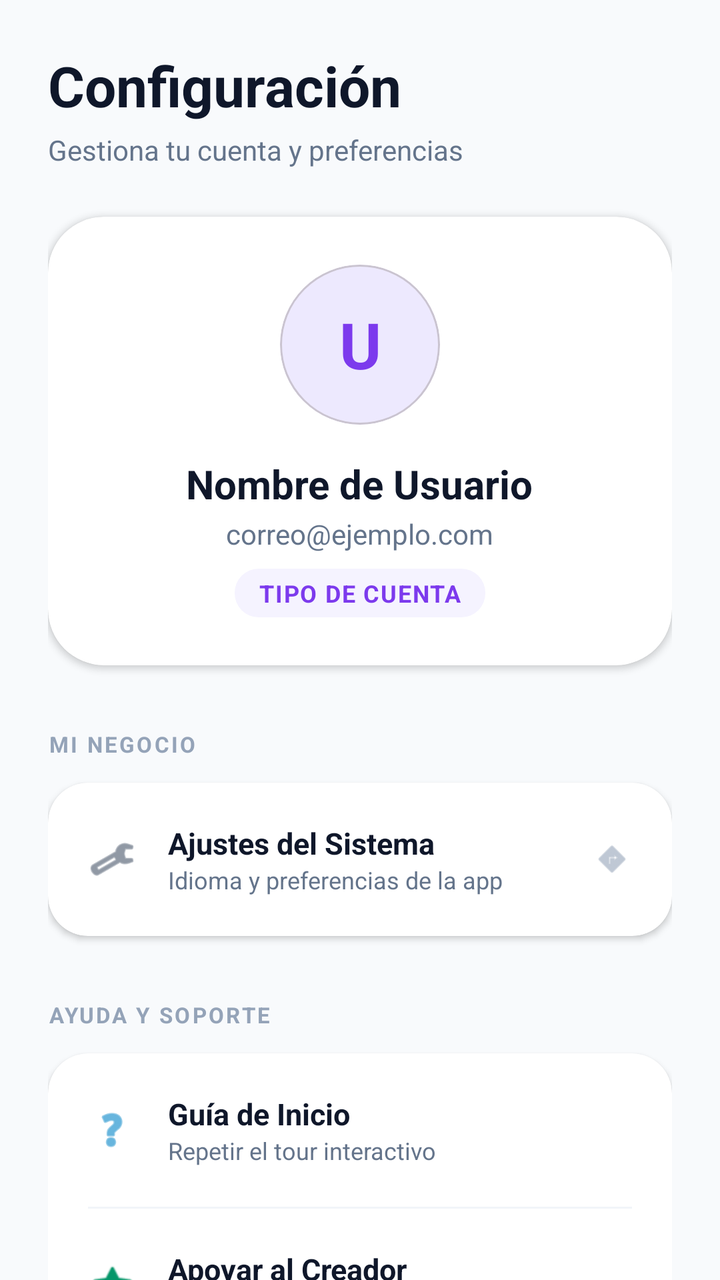
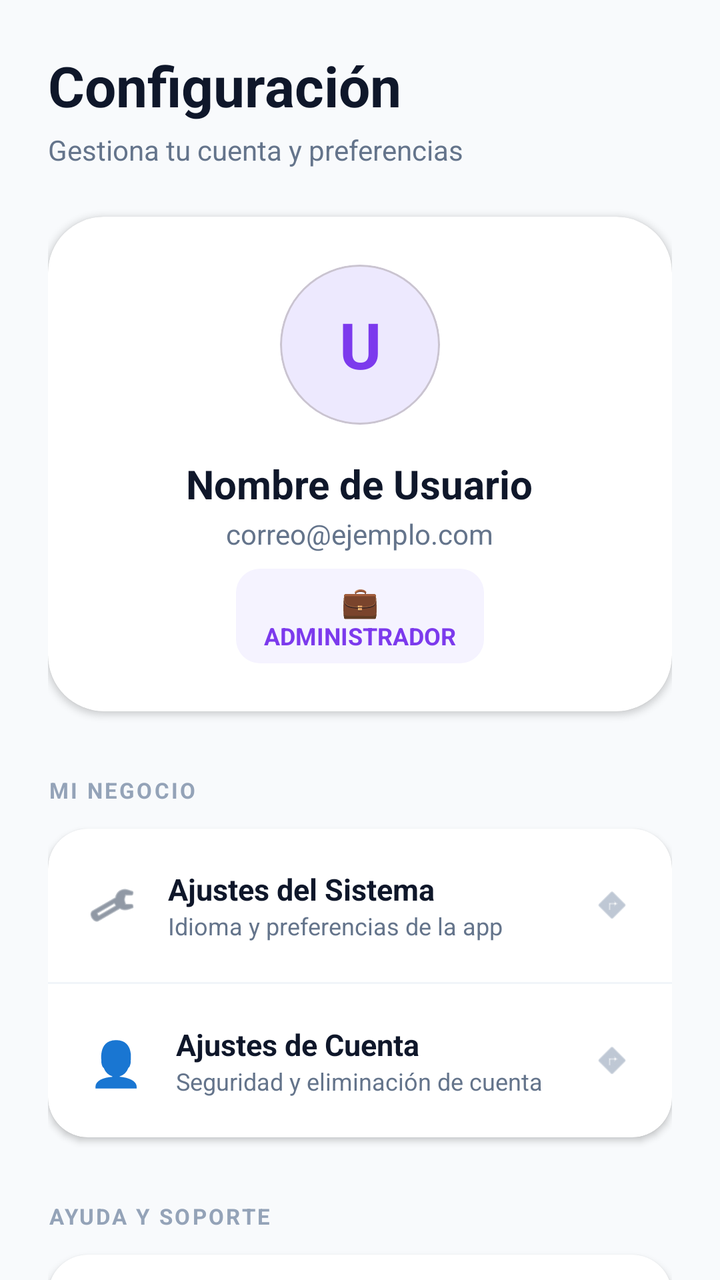

An Android layout rendered at two revisions. The XML below is the earlier revision; the diff shows what the commit changed to produce the second picture.
<!-- AndroidManifest.xml: application theme Theme.Gomezmart -->
<!-- res/layout/fragment_settings.xml -->
<?xml version="1.0" encoding="utf-8"?>
<androidx.core.widget.NestedScrollView xmlns:android="http://schemas.android.com/apk/res/android"
    xmlns:app="http://schemas.android.com/apk/res-auto"
    xmlns:tools="http://schemas.android.com/tools"
    android:layout_width="match_parent"
    android:layout_height="match_parent"
    android:background="?attr/colorSurface"
    android:fillViewport="true">

    <LinearLayout
        android:id="@+id/layoutSettingsContent"
        android:layout_width="match_parent"
        android:layout_height="wrap_content"
        android:orientation="vertical"
        android:padding="24dp">

        
        <TextView
            android:layout_width="wrap_content"
            android:layout_height="wrap_content"
            android:text="Configuración"
            android:textSize="28sp"
            android:textStyle="bold"
            android:textColor="?attr/colorOnSurface"
            android:layout_marginBottom="4dp" />

        <TextView
            android:layout_width="wrap_content"
            android:layout_height="wrap_content"
            android:text="Gestiona tu cuenta y preferencias"
            android:textSize="14sp"
            android:textColor="?attr/colorOnSurfaceVariant"
            android:layout_marginBottom="24dp" />

        
        <com.google.android.material.card.MaterialCardView
            android:layout_width="match_parent"
            android:layout_height="wrap_content"
            android:layout_marginBottom="32dp"
            app:cardCornerRadius="28dp"
            app:cardElevation="2dp"
            app:cardBackgroundColor="?attr/colorSurfaceContainer"
            app:strokeWidth="0dp">

            <LinearLayout
                android:layout_width="match_parent"
                android:layout_height="wrap_content"
                android:orientation="vertical"
                android:padding="24dp"
                android:gravity="center">

                <com.google.android.material.card.MaterialCardView
                    android:id="@+id/cardProfileImageSettings"
                    android:layout_width="80dp"
                    android:layout_height="80dp"
                    app:cardCornerRadius="40dp"
                    app:cardElevation="0dp"
                    app:cardBackgroundColor="@color/purple_100">
                    <FrameLayout
                        android:layout_width="match_parent"
                        android:layout_height="match_parent">
                        <TextView
                            android:id="@+id/tvProfileInitialSettings"
                            android:layout_width="match_parent"
                            android:layout_height="match_parent"
                            android:text="U"
                            android:gravity="center"
                            android:textSize="32sp"
                            android:textStyle="bold"
                            android:textColor="@color/purple_600" />
                        <ImageView
                            android:id="@+id/ivProfileImageSettings"
                            android:layout_width="match_parent"
                            android:layout_height="match_parent"
                            android:scaleType="centerCrop"
                            android:visibility="gone" />
                    </FrameLayout>
                </com.google.android.material.card.MaterialCardView>

                <TextView
                    android:id="@+id/tvUserNameSettings"
                    android:layout_width="wrap_content"
                    android:layout_height="wrap_content"
                    android:layout_marginTop="16dp"
                    android:text="Nombre de Usuario"
                    android:textSize="20sp"
                    android:textStyle="bold"
                    android:textColor="@color/slate_900" />

                <TextView
                    android:id="@+id/tvUserEmailSettings"
                    android:layout_width="wrap_content"
                    android:layout_height="wrap_content"
                    android:layout_marginTop="2dp"
                    android:text="correo@ejemplo.com"
                    android:textColor="@color/slate_500"
                    android:textSize="14sp" />

                <TextView
                    android:id="@+id/tvUserAccountTypeSettings"
                    android:layout_width="wrap_content"
                    android:layout_height="wrap_content"
                    android:layout_marginTop="8dp"
                    android:text="TIPO DE CUENTA"
                    android:textColor="@color/purple_600"
                    android:textSize="12sp"
                    android:textStyle="bold"
                    android:letterSpacing="0.05"
                    android:paddingHorizontal="12dp"
                    android:paddingVertical="4dp"
                    android:background="@drawable/bg_pill_purple_light" />

            </LinearLayout>
        </com.google.android.material.card.MaterialCardView>

        
        <TextView
            android:layout_width="wrap_content"
            android:layout_height="wrap_content"
            android:text="MI NEGOCIO"
            android:textSize="11sp"
            android:textStyle="bold"
            android:textColor="@color/slate_400"
            android:layout_marginBottom="12dp"
            android:letterSpacing="0.1" />

        <com.google.android.material.card.MaterialCardView
            android:layout_width="match_parent"
            android:layout_height="wrap_content"
            android:layout_marginBottom="32dp"
            app:cardCornerRadius="20dp"
            app:cardElevation="2dp"
            app:cardBackgroundColor="?attr/colorSurfaceContainer"
            app:strokeWidth="0dp">

            <LinearLayout
                android:layout_width="match_parent"
                android:layout_height="wrap_content"
                android:orientation="vertical">

                
                <LinearLayout
                    android:id="@+id/cardSystemSettings"
                    android:layout_width="match_parent"
                    android:layout_height="wrap_content"
                    android:orientation="horizontal"
                    android:padding="20dp"
                    android:gravity="center_vertical"
                    android:clickable="true"
                    android:focusable="true"
                    android:background="?attr/selectableItemBackground">

                    <ImageView
                        android:layout_width="24dp"
                        android:layout_height="24dp"
                        android:src="@android:drawable/ic_menu_preferences"
                        app:tint="@color/slate_600" />

                    <LinearLayout
                        android:layout_width="0dp"
                        android:layout_height="wrap_content"
                        android:layout_weight="1"
                        android:orientation="vertical"
                        android:layout_marginStart="16dp">

                        <TextView
                            android:layout_width="wrap_content"
                            android:layout_height="wrap_content"
                            android:text="Ajustes del Sistema"
                            android:textSize="15sp"
                            android:textStyle="bold"
                            android:textColor="?attr/colorOnSurface" />

                        <TextView
                            android:layout_width="wrap_content"
                            android:layout_height="wrap_content"
                            android:text="Idioma y preferencias de la app"
                            android:textSize="12sp"
                            android:textColor="?attr/colorOnSurfaceVariant" />
                    </LinearLayout>

                    <ImageView
                        android:layout_width="20dp"
                        android:layout_height="20dp"
                        android:src="@android:drawable/ic_menu_directions"
                        app:tint="@color/slate_400" />
                </LinearLayout>
            </LinearLayout>
        </com.google.android.material.card.MaterialCardView>

        
        <TextView
            android:layout_width="wrap_content"
            android:layout_height="wrap_content"
            android:text="AYUDA Y SOPORTE"
            android:textSize="11sp"
            android:textStyle="bold"
            android:textColor="@color/slate_400"
            android:layout_marginBottom="12dp"
            android:letterSpacing="0.1" />

        <com.google.android.material.card.MaterialCardView
            android:layout_width="match_parent"
            android:layout_height="wrap_content"
            android:layout_marginBottom="32dp"
            app:cardCornerRadius="20dp"
            app:cardElevation="2dp"
            app:cardBackgroundColor="?attr/colorSurfaceContainer"
            app:strokeWidth="0dp">

            <LinearLayout
                android:layout_width="match_parent"
                android:layout_height="wrap_content"
                android:orientation="vertical">

                <LinearLayout
                    android:id="@+id/cardRestartTutorial"
                    android:layout_width="match_parent"
                    android:layout_height="wrap_content"
                    android:orientation="horizontal"
                    android:padding="20dp"
                    android:gravity="center_vertical"
                    android:clickable="true"
                    android:focusable="true"
                    android:background="?attr/selectableItemBackground">

                    <ImageView
                        android:layout_width="24dp"
                        android:layout_height="24dp"
                        android:src="@android:drawable/ic_menu_help"
                        app:tint="@color/sky_600" />

                    <LinearLayout
                        android:layout_width="0dp"
                        android:layout_height="wrap_content"
                        android:layout_weight="1"
                        android:orientation="vertical"
                        android:layout_marginStart="16dp">

                        <TextView
                            android:layout_width="wrap_content"
                            android:layout_height="wrap_content"
                            android:text="Guía de Inicio"
                            android:textSize="15sp"
                            android:textStyle="bold"
                            android:textColor="?attr/colorOnSurface" />

                        <TextView
                            android:layout_width="wrap_content"
                            android:layout_height="wrap_content"
                            android:text="Repetir el tour interactivo"
                            android:textSize="12sp"
                            android:textColor="?attr/colorOnSurfaceVariant" />
                    </LinearLayout>
                </LinearLayout>

                <View
                    android:layout_width="match_parent"
                    android:layout_height="1dp"
                    android:layout_marginHorizontal="20dp"
                    android:background="@color/slate_100" />

                
                <LinearLayout
                    android:id="@+id/cardSupportCreator"
                    android:layout_width="match_parent"
                    android:layout_height="wrap_content"
                    android:orientation="horizontal"
                    android:padding="20dp"
                    android:gravity="center_vertical"
                    android:clickable="true"
                    android:focusable="true"
                    android:background="?attr/selectableItemBackground">

                    <ImageView
                        android:layout_width="24dp"
                        android:layout_height="24dp"
                        android:src="@android:drawable/btn_star_big_on"
                        app:tint="@color/emerald_600" />

                    <LinearLayout
                        android:layout_width="0dp"
                        android:layout_height="wrap_content"
                        android:layout_weight="1"
                        android:orientation="vertical"
                        android:layout_marginStart="16dp">

                        <TextView
                            android:layout_width="wrap_content"
                            android:layout_height="wrap_content"
                            android:text="Apoyar al Creador"
                            android:textSize="15sp"
                            android:textStyle="bold"
                            android:textColor="?attr/colorOnSurface" />

                        <TextView
                            android:layout_width="wrap_content"
                            android:layout_height="wrap_content"
                            android:text="Ayúdame a mantener GoMezMart gratuito"
                            android:textSize="12sp"
                            android:textColor="?attr/colorOnSurfaceVariant" />
                    </LinearLayout>
                </LinearLayout>

                <View
                    android:layout_width="match_parent"
                    android:layout_height="1dp"
                    android:layout_marginHorizontal="20dp"
                    android:background="@color/slate_100" />

                <LinearLayout
                    android:id="@+id/cardCheckUpdates"
                    android:layout_width="match_parent"
                    android:layout_height="wrap_content"
                    android:orientation="horizontal"
                    android:padding="20dp"
                    android:gravity="center_vertical"
                    android:clickable="true"
                    android:focusable="true"
                    android:background="?attr/selectableItemBackground">

                    <ImageView
                        android:layout_width="24dp"
                        android:layout_height="24dp"
                        android:src="@android:drawable/stat_sys_download_done"
                        app:tint="@color/slate_600" />

                    <LinearLayout
                        android:layout_width="0dp"
                        android:layout_height="wrap_content"
                        android:layout_weight="1"
                        android:orientation="vertical"
                        android:layout_marginStart="16dp">

                        <TextView
                            android:layout_width="wrap_content"
                            android:layout_height="wrap_content"
                            android:text="Versión de App"
                            android:textSize="15sp"
                            android:textStyle="bold"
                            android:textColor="?attr/colorOnSurface" />

                        <TextView
                            android:layout_width="wrap_content"
                            android:layout_height="wrap_content"
                            android:text="Buscar actualizaciones"
                            android:textSize="12sp"
                            android:textColor="?attr/colorOnSurfaceVariant" />
                    </LinearLayout>
                </LinearLayout>
            </LinearLayout>
        </com.google.android.material.card.MaterialCardView>

        
        <com.google.android.material.card.MaterialCardView
            android:id="@+id/cardLogout"
            android:layout_width="match_parent"
            android:layout_height="wrap_content"
            android:layout_marginBottom="40dp"
            app:cardCornerRadius="20dp"
            app:cardElevation="0dp"
            app:cardBackgroundColor="@color/slate_100"
            app:strokeWidth="1dp"
            app:strokeColor="@color/slate_400">

            <LinearLayout
                android:layout_width="match_parent"
                android:layout_height="wrap_content"
                android:orientation="horizontal"
                android:padding="20dp"
                android:gravity="center_vertical">

                <ImageView
                    android:layout_width="24dp"
                    android:layout_height="24dp"
                    android:src="@android:drawable/ic_lock_power_off"
                    app:tint="@color/red_600" />

                <TextView
                    android:layout_width="wrap_content"
                    android:layout_height="wrap_content"
                    android:layout_marginStart="16dp"
                    android:text="Cerrar Sesión Segura"
                    android:textSize="15sp"
                    android:textStyle="bold"
                    android:textColor="@color/red_600" />
            </LinearLayout>
        </com.google.android.material.card.MaterialCardView>

    </LinearLayout>
</androidx.core.widget.NestedScrollView>
<!-- resources referenced by this layout -->
<resources>
  <color name="emerald_600">#059669</color>
  <color name="purple_100">#EDE9FE</color>
  <color name="purple_600">#7C3AED</color>
  <color name="red_600">#DC2626</color>
  <color name="sky_600">#0284C7</color>
  <color name="slate_100">#F1F5F9</color>
  <color name="slate_400">#94A3B8</color>
  <color name="slate_500">#64748B</color>
  <color name="slate_600">#475569</color>
  <color name="slate_900">#0F172A</color>
  <!-- drawable bg_pill_purple_light (drawable) -->
  <?xml version="1.0" encoding="utf-8"?>
  <shape xmlns:android="http://schemas.android.com/apk/res/android">
      <solid android:color="@color/purple_50" />
      <corners android:radius="12dp" />
  </shape>
  <style name="Theme.Gomezmart" parent="Base.Theme.Gomezmart" />
  <color name="purple_50">#F5F3FF</color>
  <style name="Base.Theme.Gomezmart" parent="Theme.Material3.DayNight.NoActionBar">
          <item name="colorPrimary">@color/purple_600</item>
          <item name="colorOnPrimary">@color/white</item>
          <item name="colorSecondary">@color/indigo_500</item>
          <item name="colorSurface">@color/slate_50</item>
          <item name="colorOnSurface">@color/slate_900</item>
          <item name="colorOnSurfaceVariant">@color/slate_500</item>
          <item name="colorSurfaceContainer">@color/white</item>
          <item name="android:windowBackground">@color/slate_50</item>
      </style>
  <color name="white">#FFFFFFFF</color>
  <color name="indigo_500">#6366F1</color>
  <color name="slate_50">#F8FAFC</color>
</resources>

<!-- the commit's change to res/layout/fragment_settings.xml (unified diff, before → after) -->
@@ -96,19 +96,41 @@
                     android:textColor="@color/slate_500"
                     android:textSize="14sp" />
 
-                <TextView
-                    android:id="@+id/tvUserAccountTypeSettings"
+                <LinearLayout
                     android:layout_width="wrap_content"
                     android:layout_height="wrap_content"
                     android:layout_marginTop="8dp"
-                    android:text="TIPO DE CUENTA"
-                    android:textColor="@color/purple_600"
-                    android:textSize="12sp"
-                    android:textStyle="bold"
-                    android:letterSpacing="0.05"
-                    android:paddingHorizontal="12dp"
-                    android:paddingVertical="4dp"
-                    android:background="@drawable/bg_pill_purple_light" />
+                    android:layout_gravity="center_horizontal"
+                    android:orientation="vertical"
+                    android:gravity="center"
+                    android:background="@drawable/bg_pill_purple_light"
+                    android:paddingHorizontal="14dp"
+                    android:paddingVertical="6dp">
+
+                    <TextView
+                        android:id="@+id/tvUserAccountRoleIconSettings"
+                        android:layout_width="wrap_content"
+                        android:layout_height="wrap_content"
+                        android:gravity="center"
+                        android:text="💼"
+                        android:textSize="15sp" />
+
+                    <TextView
+                        android:id="@+id/tvUserAccountTypeSettings"
+                        android:layout_width="wrap_content"
+                        android:layout_height="wrap_content"
+                        android:layout_gravity="center"
+                        android:gravity="center"
+                        android:text="ADMINISTRADOR"
+                        android:textColor="@color/purple_600"
+                        android:textSize="12sp"
+                        android:textStyle="bold"
+                        android:singleLine="true"
+                        android:maxLines="1"
+                        android:ellipsize="none"
+                        android:includeFontPadding="false"
+                        android:layout_marginTop="1dp" />
+                </LinearLayout>
 
             </LinearLayout>
         </com.google.android.material.card.MaterialCardView>
@@ -185,6 +207,60 @@
                         android:src="@android:drawable/ic_menu_directions"
                         app:tint="@color/slate_400" />
                 </LinearLayout>
+
+                <View
+                    android:layout_width="match_parent"
+                    android:layout_height="1dp"
+                    android:background="@color/slate_100" />
+
+                
+                <LinearLayout
+                    android:id="@+id/cardAccountSettings"
+                    android:layout_width="match_parent"
+                    android:layout_height="wrap_content"
+                    android:orientation="horizontal"
+                    android:padding="20dp"
+                    android:gravity="center_vertical"
+                    android:clickable="true"
+                    android:focusable="true"
+                    android:background="?attr/selectableItemBackground">
+
+                    <TextView
+                        android:layout_width="28dp"
+                        android:layout_height="28dp"
+                        android:text="👤"
+                        android:textSize="22sp"
+                        android:gravity="center" />
+
+                    <LinearLayout
+                        android:layout_width="0dp"
+                        android:layout_height="wrap_content"
+                        android:layout_weight="1"
+                        android:orientation="vertical"
+                        android:layout_marginStart="16dp">
+
+                        <TextView
+                            android:layout_width="wrap_content"
+                            android:layout_height="wrap_content"
+                            android:text="Ajustes de Cuenta"
+                            android:textSize="15sp"
+                            android:textStyle="bold"
+                            android:textColor="?attr/colorOnSurface" />
+
+                        <TextView
+                            android:layout_width="wrap_content"
+                            android:layout_height="wrap_content"
+                            android:text="Seguridad y eliminación de cuenta"
+                            android:textSize="12sp"
+                            android:textColor="?attr/colorOnSurfaceVariant" />
+                    </LinearLayout>
+
+                    <ImageView
+                        android:layout_width="20dp"
+                        android:layout_height="20dp"
+                        android:src="@android:drawable/ic_menu_directions"
+                        app:tint="@color/slate_400" />
+                </LinearLayout>
             </LinearLayout>
         </com.google.android.material.card.MaterialCardView>
 
@@ -257,7 +333,8 @@
                 <View
                     android:layout_width="match_parent"
                     android:layout_height="1dp"
-                    android:layout_marginHorizontal="20dp"
+                    android:layout_marginStart="20dp"
+                    android:layout_marginEnd="20dp"
                     android:background="@color/slate_100" />
 
                 
@@ -305,7 +382,8 @@
                 <View
                     android:layout_width="match_parent"
                     android:layout_height="1dp"
-                    android:layout_marginHorizontal="20dp"
+                    android:layout_marginStart="20dp"
+                    android:layout_marginEnd="20dp"
                     android:background="@color/slate_100" />
 
                 <LinearLayout
@@ -351,41 +429,5 @@
             </LinearLayout>
         </com.google.android.material.card.MaterialCardView>
 
-        
-        <com.google.android.material.card.MaterialCardView
-            android:id="@+id/cardLogout"
-            android:layout_width="match_parent"
-            android:layout_height="wrap_content"
-            android:layout_marginBottom="40dp"
-            app:cardCornerRadius="20dp"
-            app:cardElevation="0dp"
-            app:cardBackgroundColor="@color/slate_100"
-            app:strokeWidth="1dp"
-            app:strokeColor="@color/slate_400">
-
-            <LinearLayout
-                android:layout_width="match_parent"
-                android:layout_height="wrap_content"
-                android:orientation="horizontal"
-                android:padding="20dp"
-                android:gravity="center_vertical">
-
-                <ImageView
-                    android:layout_width="24dp"
-                    android:layout_height="24dp"
-                    android:src="@android:drawable/ic_lock_power_off"
-                    app:tint="@color/red_600" />
-
-                <TextView
-                    android:layout_width="wrap_content"
-                    android:layout_height="wrap_content"
-                    android:layout_marginStart="16dp"
-                    android:text="Cerrar Sesión Segura"
-                    android:textSize="15sp"
-                    android:textStyle="bold"
-                    android:textColor="@color/red_600" />
-            </LinearLayout>
-        </com.google.android.material.card.MaterialCardView>
-
     </LinearLayout>
 </androidx.core.widget.NestedScrollView>
<!-- resource entries referenced after the edit -->
@@ -3,7 +3,6 @@
   <color name="emerald_600">#059669</color>
   <color name="purple_100">#EDE9FE</color>
   <color name="purple_600">#7C3AED</color>
-  <color name="red_600">#DC2626</color>
   <color name="sky_600">#0284C7</color>
   <color name="slate_100">#F1F5F9</color>
   <color name="slate_400">#94A3B8</color>
